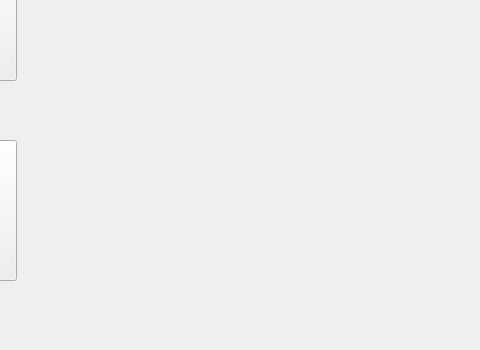
This is 18-02/Reprodutor musicarl.ui in Gustav0Oliveira/Qt-designer as Qt 5 draws it before an edit; both pictures show x 644 to 1124 and y 230 to 580 of the 1124 by 902 pixel window. The edited form follows.
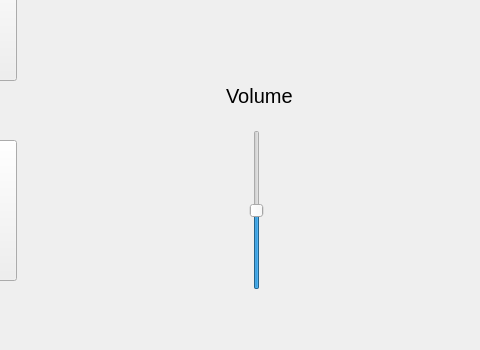
This is the edited form.

Commit message: Botao de aumentar volume adicionado

```diff
--- a/18-02/Reprodutor musicarl.ui
+++ b/18-02/Reprodutor musicarl.ui
@@ -68,6 +68,43 @@
      <string>Pausar</string>
     </property>
    </widget>
+   <widget class="QSlider" name="verticalSlider_volume">
+    <property name="geometry">
+     <rect>
+      <x>890</x>
+      <y>360</y>
+      <width>22</width>
+      <height>160</height>
+     </rect>
+    </property>
+    <property name="maximum">
+     <number>100</number>
+    </property>
+    <property name="sliderPosition">
+     <number>50</number>
+    </property>
+    <property name="orientation">
+     <enum>Qt::Vertical</enum>
+    </property>
+   </widget>
+   <widget class="QLabel" name="label">
+    <property name="geometry">
+     <rect>
+      <x>870</x>
+      <y>290</y>
+      <width>101</width>
+      <height>71</height>
+     </rect>
+    </property>
+    <property name="font">
+     <font>
+      <pointsize>15</pointsize>
+     </font>
+    </property>
+    <property name="text">
+     <string>Volume</string>
+    </property>
+   </widget>
   </widget>
   <widget class="QMenuBar" name="menubar">
    <property name="geometry">
```
The commit also changes 3 other files.
